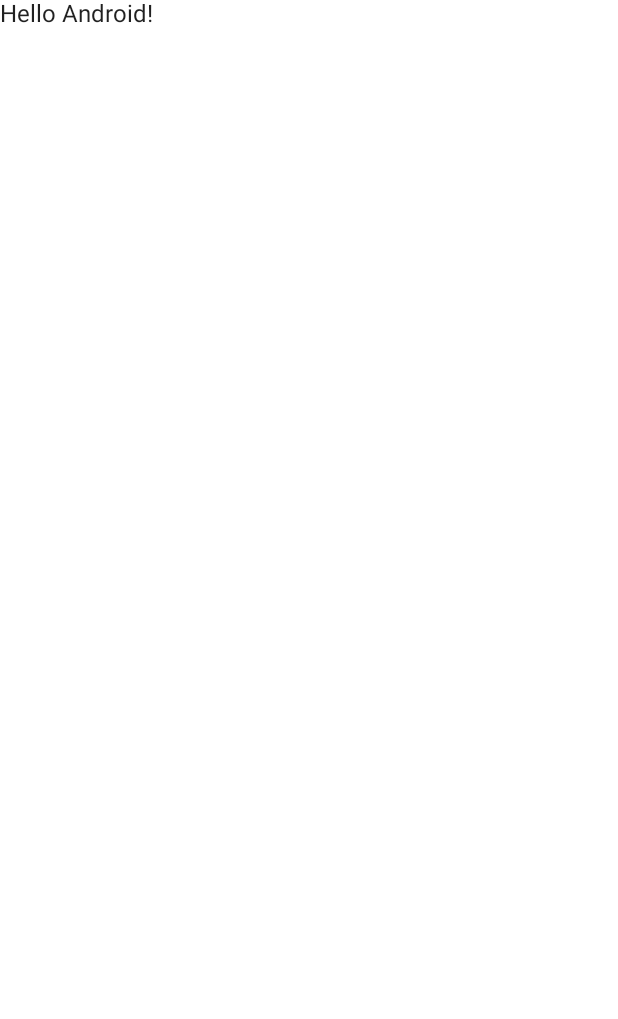
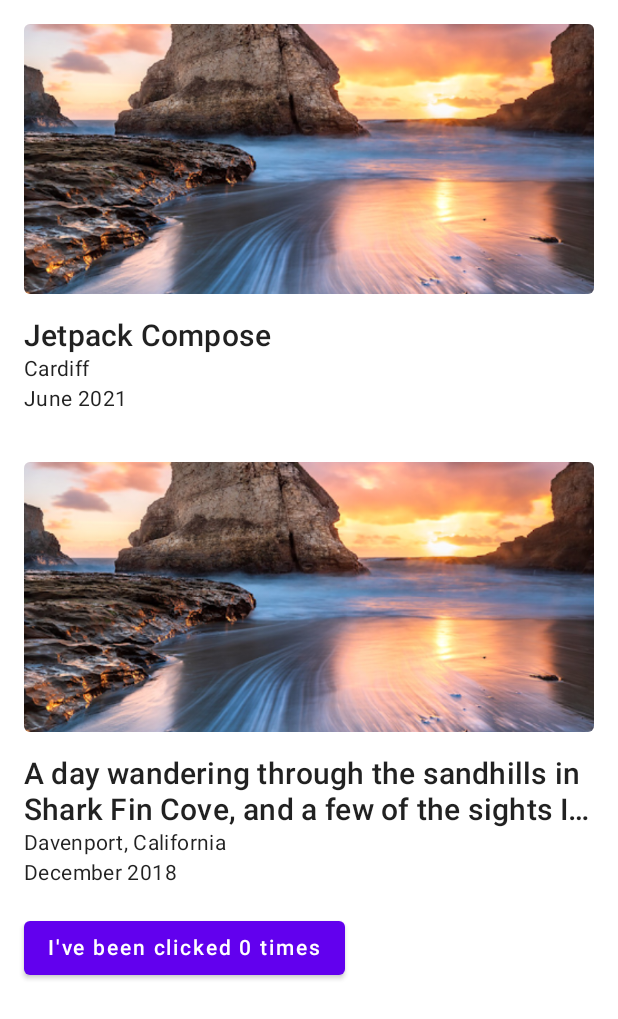
Before and after one commit to RantmediaLimited/hito-hackday-android, an Android app built with Jetpack Compose: the screen it shows after launch (MainActivity), on a phone screen of 412 x 824 dp. Before the commit the part shown is almost empty. Shown: the top 1019 px of the screen. Run offline under Robolectric (Android 15) with nearby library versions, the phone set to English and light mode, and no system bars.

Commit message:
Previous demo activity added, when JetpackCompose was in early '0.1.0-dev13' version.

```diff
--- a/app/src/main/java/com/rantmedia/jetpackcomposedemo/MainActivity.kt
+++ b/app/src/main/java/com/rantmedia/jetpackcomposedemo/MainActivity.kt
@@ -3,36 +3,99 @@ package com.rantmedia.jetpackcomposedemo
 import android.os.Bundle
 import androidx.activity.ComponentActivity
 import androidx.activity.compose.setContent
+import androidx.compose.foundation.Image
+import androidx.compose.foundation.layout.*
+import androidx.compose.foundation.shape.RoundedCornerShape
+import androidx.compose.material.Button
 import androidx.compose.material.MaterialTheme
 import androidx.compose.material.Surface
 import androidx.compose.material.Text
 import androidx.compose.runtime.Composable
+import androidx.compose.runtime.mutableStateOf
+import androidx.compose.runtime.remember
+import androidx.compose.ui.Modifier
+import androidx.compose.ui.draw.clip
+import androidx.compose.ui.layout.ContentScale
+import androidx.compose.ui.res.painterResource
+import androidx.compose.ui.text.style.TextOverflow
 import androidx.compose.ui.tooling.preview.Preview
+import androidx.compose.ui.unit.dp
 import com.rantmedia.jetpackcomposedemo.ui.theme.JetpackComposeDemoTheme
 
 class MainActivity : ComponentActivity() {
     override fun onCreate(savedInstanceState: Bundle?) {
         super.onCreate(savedInstanceState)
         setContent {
-            JetpackComposeDemoTheme {
-                // A surface container using the 'background' color from the theme
-                Surface(color = MaterialTheme.colors.background) {
-                    Greeting("Android")
-                }
+            MainComposable {
+                ScreenContent()
             }
         }
     }
 }
 
 @Composable
-fun Greeting(name: String) {
-    Text(text = "Hello $name!")
+fun MainComposable(content: @Composable () -> Unit) {
+    JetpackComposeDemoTheme {
+        // Define a Surface to set a different background color.
+        Surface(color = MaterialTheme.colors.background) {
+            content()
+        }
+    }
 }
 
 @Preview(showBackground = true)
 @Composable
 fun DefaultPreview() {
-    JetpackComposeDemoTheme {
-        Greeting("Android")
+    MainComposable {
+        ScreenContent()
     }
 }
+
+@Composable
+fun ScreenContent() {
+    Column {
+        NewsStory(header = "Jetpack Compose", body1 = "Cardiff", body2 = "June 2021")
+        NewsStory(
+            header = "A day wandering through the sandhills in Shark Fin Cove, and a few of the sights I saw",
+            body1 = "Davenport, California",
+            body2 = "December 2018"
+        )
+        Counter()
+    }
+}
+
+@Composable
+fun NewsStory(header: String, body1: String, body2: String) {
+    val typography = MaterialTheme.typography
+    Column(modifier = Modifier.padding(16.dp)) {
+        Image(
+            painter = painterResource(id = R.drawable.header_image),
+            contentDescription = null,
+            modifier = Modifier
+                .height(180.dp)
+                .fillMaxWidth()
+                .clip(shape = RoundedCornerShape(4.dp)),
+            contentScale = ContentScale.Crop
+        )
+        Spacer(modifier = Modifier.height(16.dp))
+        Text(
+            text = header,
+            style = typography.h6,
+            maxLines = 2,
+            overflow = TextOverflow.Ellipsis
+        )
+        Text(body1, style = typography.body2)
+        Text(body2, style = typography.body2)
+    }
+}
+
+@Composable
+fun Counter() {
+    val count = remember { mutableStateOf(0) }
+    Button(
+        onClick = { count.value++ },
+        modifier = Modifier.padding(start = 16.dp)
+    ) {
+        Text("I've been clicked ${count.value} times")
+    }
+}
```
Also changed, not shown: app/src/main/res/drawable/header_image.png (added).
